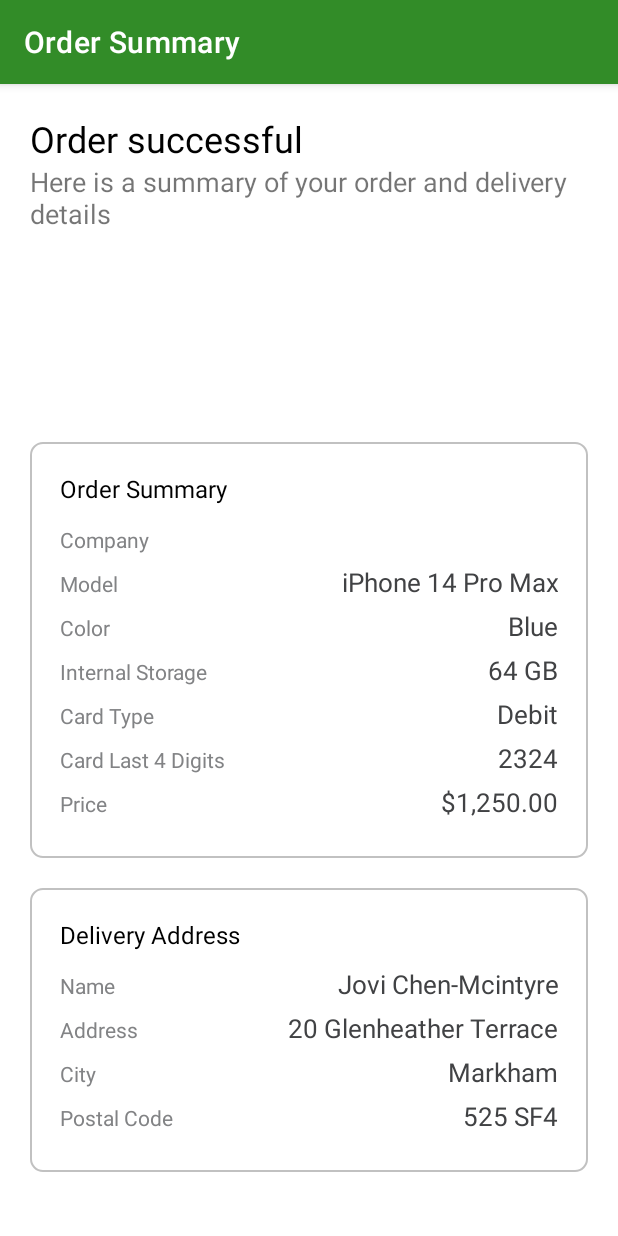
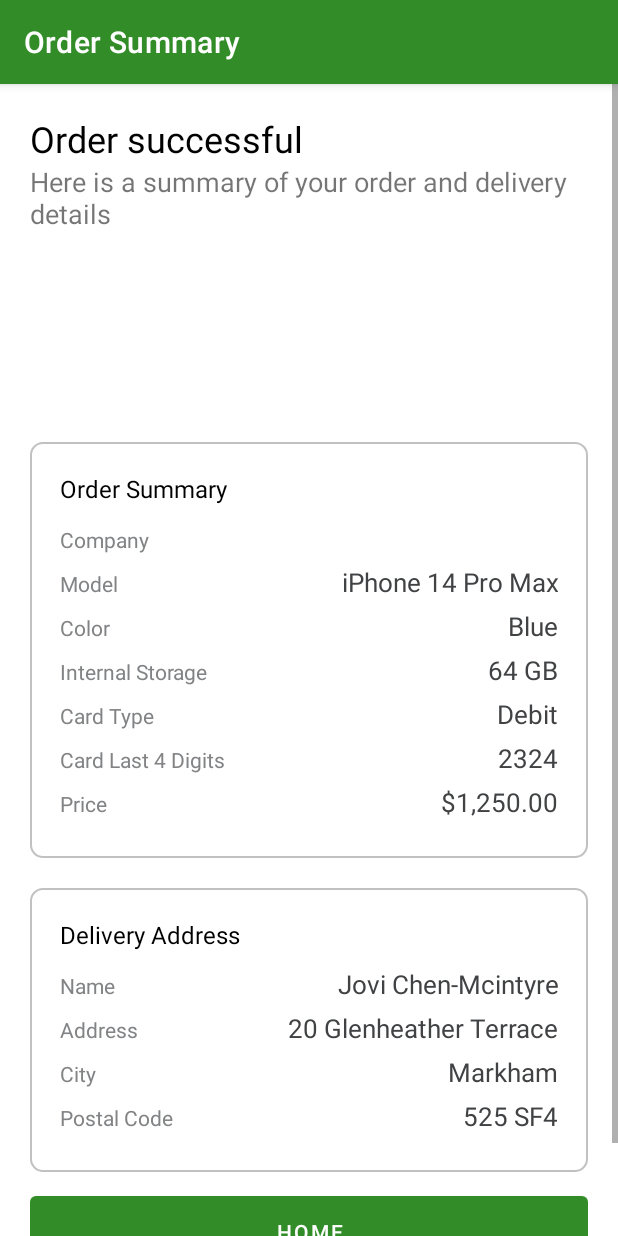
Before and after one commit to jovichenmcintyrecentenial/android_assignment_4, an Android app: the OrderSummaryActivity screen opened directly, with no data from a screen before it, on a phone screen of 412 x 824 dp. Run offline under Robolectric (Android 15) with nearby library versions, the phone set to English and light mode, and no system bars; our stand-ins replace Room's generated code; 12 statements that could not run were skipped.

Commit message:
add button to nav to home from order complete screen

```diff
--- a/app/src/main/java/com/centennial/jovichenmcintyre_mapd711_assignment4/database/PhoneStoreDatabase.kt
+++ b/app/src/main/java/com/centennial/jovichenmcintyre_mapd711_assignment4/database/PhoneStoreDatabase.kt
@@ -8,7 +8,7 @@ import com.centennial.jovichenmcintyre_mapd711_assignment4.models.OrderModel
 import com.centennial.jovichenmcintyre_mapd711_assignment4.models.ProductModel
 
 //Room database
-@Database(entities = arrayOf(OrderModel::class,CustomerModel::class,ProductModel::class,), version = 5, exportSchema = false)
+@Database(entities = arrayOf(OrderModel::class,CustomerModel::class,ProductModel::class,), version = 6, exportSchema = false)
 abstract class PhoneStoreDatabase : RoomDatabase() {
     //instantiating DAO object
     abstract fun phonestoreDao() : PhoneStoreDao
--- a/app/src/main/java/com/centennial/jovichenmcintyre_mapd711_assignment4/ui/order_summary/OrderSummaryActivity.kt
+++ b/app/src/main/java/com/centennial/jovichenmcintyre_mapd711_assignment4/ui/order_summary/OrderSummaryActivity.kt
@@ -1,11 +1,14 @@
 package com.centennial.jovichenmcintyre_mapd711_assignment4.ui.order_summary
 //Name: Jovi Chen-Mcintyre
 //ID: 301125059
+import android.content.Intent
 import android.os.Bundle
+import android.view.View
 import android.widget.ImageView
 import android.widget.TextView
 import androidx.appcompat.app.AppCompatActivity
 import androidx.lifecycle.ViewModelProvider
+import com.centennial.jovichenmcintyre_mapd711_assignment4.BottomNavigationActivity
 import com.centennial.jovichenmcintyre_mapd711_assignment4.R
 import com.centennial.jovichenmcintyre_mapd711_assignment4.models.OrderModel
 import com.centennial.jovichenmcintyre_mapd711_assignment4.models.PhoneCheckOut
@@ -77,4 +80,11 @@ class OrderSummaryActivity : AppCompatActivity() {
 //        orderViewModel.addOrder(this,)
 
     }
+
+    fun onComplete(view: View) {
+
+        var intent = Intent(this, BottomNavigationActivity::class.java)
+        intent.flags = Intent.FLAG_ACTIVITY_CLEAR_TASK or Intent.FLAG_ACTIVITY_NEW_TASK
+        startActivity(intent)
+    }
 }
--- a/app/src/main/java/com/centennial/jovichenmcintyre_mapd711_assignment4/ui/register/RegisterAcitivy.kt
+++ b/app/src/main/java/com/centennial/jovichenmcintyre_mapd711_assignment4/ui/register/RegisterAcitivy.kt
@@ -79,10 +79,6 @@ class RegisterAcitivy : AppCompatActivity() {
                 registerViewModel.insertCustomerData(this,customerModel)
                 Toast.makeText(this,"Registration successful",Toast.LENGTH_LONG).show()
                 finish()
-//                val newIntent = Intent(this,ConfirmationCheckOutActivity::class.java)
-//                //serial checkout object save to intent
-//                newIntent.putExtra("checkout" , Gson().toJson(checkoutObj))
-//                startActivity(newIntent)
 
             }
         }
--- a/app/src/main/res/layout/activity_order_summary.xml
+++ b/app/src/main/res/layout/activity_order_summary.xml
@@ -215,6 +215,14 @@
 
 
             </TableLayout>
+            <Button
+                android:id="@+id/login"
+                android:text="Home"
+                android:onClick="onComplete"
+                android:layout_marginTop="10dp"
+                android:layout_marginBottom="20dp"
+                style="@style/button" />
         </LinearLayout>
+
     </LinearLayout>
 </ScrollView>
```
